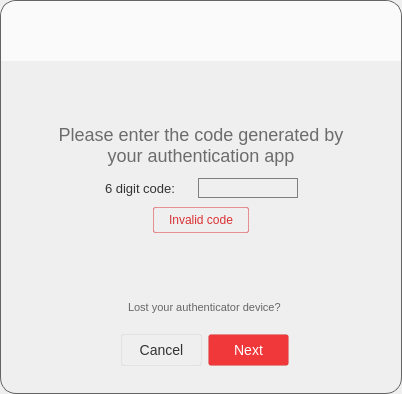
Before: the Qt Designer form src/MEGASync/gui/linux/GuestWidget.ui in meganz/MEGAsync, drawn with Qt 5.
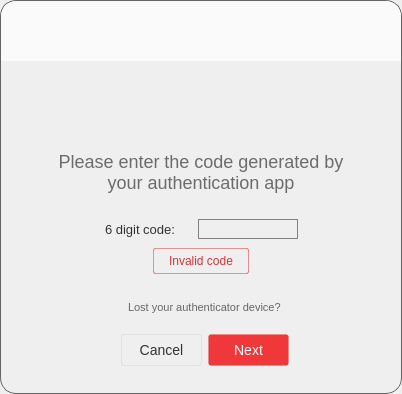
After: the same form once the commit is applied. The open tabs and pages were chosen to show the change. Icons and pictures are not drawn.

Commit message: [Fix] Add bigger shield icon and spacers to guest widget login 2FA page.

Patch:
```diff
--- a/src/MEGASync/gui/linux/GuestWidget.ui
+++ b/src/MEGASync/gui/linux/GuestWidget.ui
@@ -2120,14 +2120,14 @@
               <widget class="QPushButton" name="bShield">
                <property name="minimumSize">
                 <size>
-                 <width>48</width>
-                 <height>48</height>
+                 <width>60</width>
+                 <height>60</height>
                 </size>
                </property>
                <property name="maximumSize">
                 <size>
-                 <width>48</width>
-                 <height>48</height>
+                 <width>60</width>
+                 <height>60</height>
                 </size>
                </property>
                <property name="focusPolicy">
@@ -2143,8 +2143,8 @@
                </property>
                <property name="iconSize">
                 <size>
-                 <width>48</width>
-                 <height>48</height>
+                 <width>60</width>
+                 <height>60</height>
                 </size>
                </property>
               </widget>
@@ -2165,6 +2165,19 @@
             </layout>
            </widget>
           </item>
+          <item>
+           <spacer name="verticalSpacer_5">
+            <property name="orientation">
+             <enum>Qt::Vertical</enum>
+            </property>
+            <property name="sizeHint" stdset="0">
+             <size>
+              <width>20</width>
+              <height>40</height>
+             </size>
+            </property>
+           </spacer>
+          </item>
           <item>
            <widget class="QWidget" name="wDesc" native="true">
             <layout class="QHBoxLayout" name="horizontalLayout_3">
@@ -2199,6 +2212,19 @@
             </layout>
            </widget>
           </item>
+          <item>
+           <spacer name="verticalSpacer_7">
+            <property name="orientation">
+             <enum>Qt::Vertical</enum>
+            </property>
+            <property name="sizeHint" stdset="0">
+             <size>
+              <width>20</width>
+              <height>40</height>
+             </size>
+            </property>
+           </spacer>
+          </item>
           <item>
            <widget class="QWidget" name="w2FACode" native="true">
             <layout class="QVBoxLayout" name="verticalLayout">
```
Left out of the diff: 2 changed lines with no effect on the pictures. The commit also changes 8 other files.
